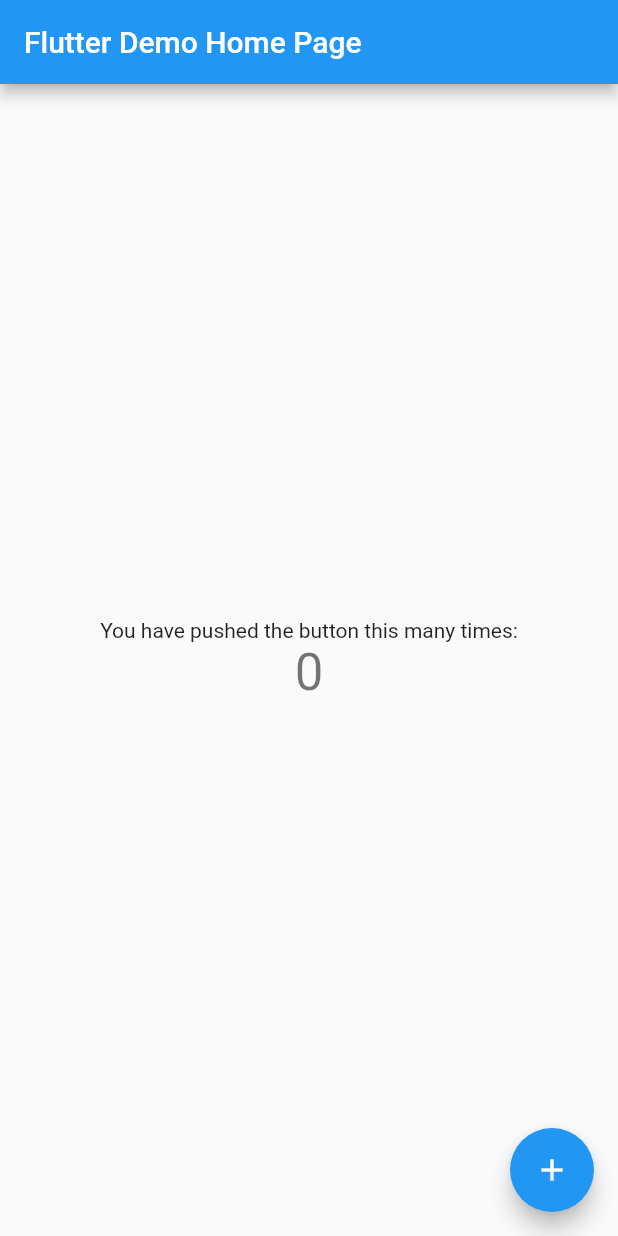
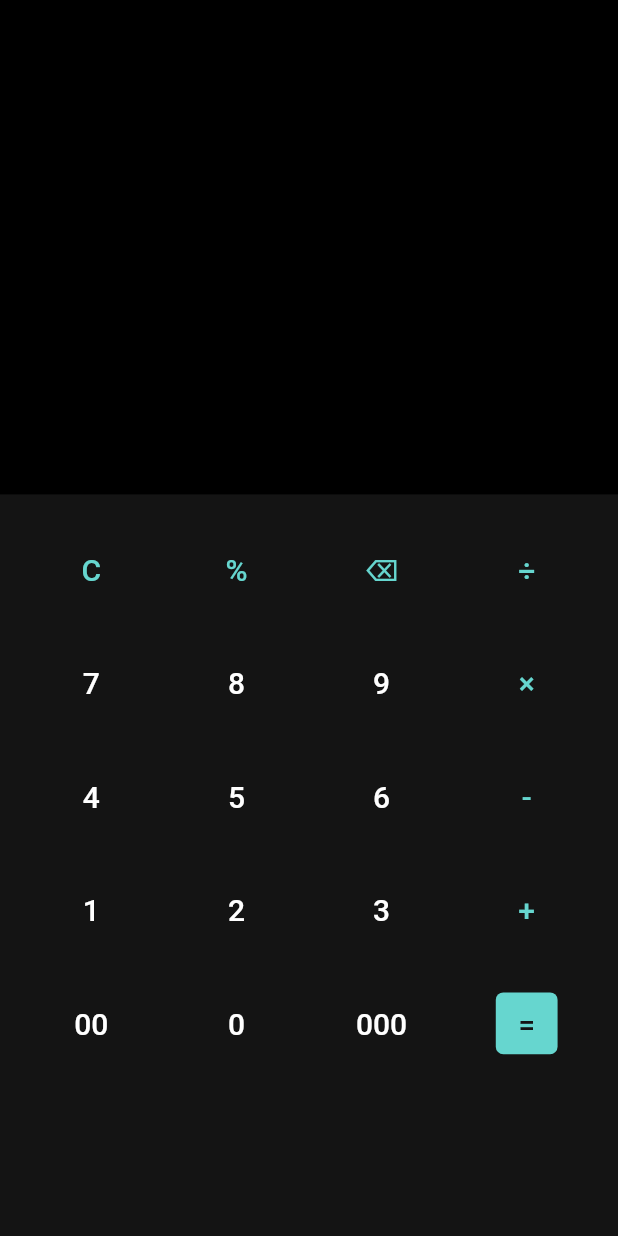
Before and after one commit to varsvat/Nawgati-CalC-Hive-Provider, a Flutter app: the screen it shows after launch, on a phone screen of 412 x 824 dp. Run offline on Flutter 3.47's test engine with Material 2 defaults, Android fonts, the light colour scheme and no system bars.

Commit message:
UI First Draft

```diff
--- /dev/null
+++ b/lib/UI/calchomepage.dart
@@ -0,0 +1,47 @@
+import 'package:flutter/material.dart';
+import 'package:nawgati_calc/utils/consts.dart';
+
+import '../utils/buttonUtils.dart';
+
+class HomePage extends StatefulWidget {
+  const HomePage({Key? key}) : super(key: key);
+
+  @override
+  State<HomePage> createState() => _HomePageState();
+}
+
+class _HomePageState extends State<HomePage> {
+  @override
+  Widget build(BuildContext context) {
+
+    final height = MediaQuery.of(context).size.height;
+    final width = MediaQuery.of(context).size.width;
+
+    return Scaffold(
+        backgroundColor: Colors.black,
+        body: Column(
+          children: [
+            Container(
+              width: double.infinity,
+              height: height * .4,
+              color: Colors.black,
+            ),
+            Expanded(
+            child: Container(
+              width: double.infinity,
+              color: greyish,
+              child: GridView.count(
+                physics: const NeverScrollableScrollPhysics(),
+                padding: EdgeInsets.all(15.0),
+                crossAxisSpacing: 5.0,
+                childAspectRatio: 1.3,
+                mainAxisSpacing: 5.0,
+                crossAxisCount: 4,
+                children: buttons,
+              ),
+            ),
+          ),
+          ],
+        ));
+  }
+}
--- a/lib/main.dart
+++ b/lib/main.dart
@@ -1,4 +1,6 @@
 import 'package:flutter/material.dart';
+
+import 'UI/calchomepage.dart';
 
 void main() {
   runApp(const MyApp());
@@ -11,105 +13,12 @@
   @override
   Widget build(BuildContext context) {
     return MaterialApp(
-      title: 'Flutter Demo',
+      debugShowCheckedModeBanner: false,
+      title: 'Nawgati CalC',
       theme: ThemeData(
-        // This is the theme of your application.
-        //
-        // Try running your application with "flutter run". You'll see the
-        // application has a blue toolbar. Then, without quitting the app, try
-        // changing the primarySwatch below to Colors.green and then invoke
-        // "hot reload" (press "r" in the console where you ran "flutter run",
-        // or simply save your changes to "hot reload" in a Flutter IDE).
-        // Notice that the counter didn't reset back to zero; the application
-        // is not restarted.
         primarySwatch: Colors.blue,
       ),
-      home: const MyHomePage(title: 'Flutter Demo Home Page'),
+      home: const HomePage(),
     );
   }
 }
-
-class MyHomePage extends StatefulWidget {
-  const MyHomePage({Key? key, required this.title}) : super(key: key);
-
-  // This widget is the home page of your application. It is stateful, meaning
-  // that it has a State object (defined below) that contains fields that affect
-  // how it looks.
-
-  // This class is the configuration for the state. It holds the values (in this
-  // case the title) provided by the parent (in this case the App widget) and
-  // used by the build method of the State. Fields in a Widget subclass are
-  // always marked "final".
-
-  final String title;
-
-  @override
-  State<MyHomePage> createState() => _MyHomePageState();
-}
-
-class _MyHomePageState extends State<MyHomePage> {
-  int _counter = 0;
-
-  void _incrementCounter() {
-    setState(() {
-      // This call to setState tells the Flutter framework that something has
-      // changed in this State, which causes it to rerun the build method below
-      // so that the display can reflect the updated values. If we changed
-      // _counter without calling setState(), then the build method would not be
-      // called again, and so nothing would appear to happen.
-      _counter++;
-    });
-  }
-
-  @override
-  Widget build(BuildContext context) {
-    // This method is rerun every time setState is called, for instance as done
-    // by the _incrementCounter method above.
-    //
-    // The Flutter framework has been optimized to make rerunning build methods
-    // fast, so that you can just rebuild anything that needs updating rather
-    // than having to individually change instances of widgets.
-    return Scaffold(
-      appBar: AppBar(
-        // Here we take the value from the MyHomePage object that was created by
-        // the App.build method, and use it to set our appbar title.
-        title: Text(widget.title),
-      ),
-      body: Center(
-        // Center is a layout widget. It takes a single child and positions it
-        // in the middle of the parent.
-        child: Column(
-          // Column is also a layout widget. It takes a list of children and
-          // arranges them vertically. By default, it sizes itself to fit its
-          // children horizontally, and tries to be as tall as its parent.
-          //
-          // Invoke "debug painting" (press "p" in the console, choose the
-          // "Toggle Debug Paint" action from the Flutter Inspector in Android
-          // Studio, or the "Toggle Debug Paint" command in Visual Studio Code)
-          // to see the wireframe for each widget.
-          //
-          // Column has various properties to control how it sizes itself and
-          // how it positions its children. Here we use mainAxisAlignment to
-          // center the children vertically; the main axis here is the vertical
-          // axis because Columns are vertical (the cross axis would be
-          // horizontal).
-          mainAxisAlignment: MainAxisAlignment.center,
-          children: <Widget>[
-            const Text(
-              'You have pushed the button this many times:',
-            ),
-            Text(
-              '$_counter',
-              style: Theme.of(context).textTheme.headline4,
-            ),
-          ],
-        ),
-      ),
-      floatingActionButton: FloatingActionButton(
-        onPressed: _incrementCounter,
-        tooltip: 'Increment',
-        child: const Icon(Icons.add),
-      ), // This trailing comma makes auto-formatting nicer for build methods.
-    );
-  }
-}
--- /dev/null
+++ b/lib/utils/buttonUtils.dart
@@ -0,0 +1,84 @@
+import 'package:flutter/material.dart';
+import 'package:nawgati_calc/utils/consts.dart';
+
+class CalculatorButton extends StatelessWidget {
+  final String label;
+  final bool isColored, isEqualSign, canBeFirst;
+  const CalculatorButton(
+    this.label, {
+    this.isColored = false,
+    this.isEqualSign = false,
+    this.canBeFirst = true,
+    Key? key,
+  }) : super(key: key);
+
+  @override
+  Widget build(BuildContext context) {
+    // final calculatorProvider =
+    //     Provider.of<CalculatorProvider>(context, listen: false);
+    final TextStyle? textStyle = Theme.of(context).textTheme.headline6;
+    final mediaQuery = MediaQuery.of(context).size;
+    return Material(
+      color: greyish,
+      child: Padding(
+        padding: const EdgeInsets.all(8.0),
+        child: InkWell(
+          borderRadius: BorderRadius.circular(40.0),
+          onTap: () {
+            // calculatorProvider.addToEquation(
+            //   label,
+            //   canBeFirst,
+            //   context,
+            // );
+            print('pressed');
+          },
+          child: Center(
+            child: isEqualSign
+                ? Container(
+                    height: mediaQuery.width * 0.1,
+                    width: mediaQuery.width * 0.1,
+                    decoration: BoxDecoration(
+                      borderRadius: BorderRadius.circular(5.0),
+                      color: blueSplash,
+                    ),
+                    child: Center(
+                      child: Text(
+                        label,
+                        style: textStyle?.copyWith(color: greyish),
+                      ),
+                    ),
+                  )
+                : Text(
+                    label,
+                    style: textStyle?.copyWith(
+                        color: isColored ? blueSplash : Colors.white),
+                  ),
+          ),
+        ),
+      ),
+    );
+  }
+}
+
+List<CalculatorButton> buttons = <CalculatorButton>[
+  CalculatorButton('C', isColored: true, canBeFirst: false),
+  CalculatorButton(' % ', isColored: true, canBeFirst: false),
+  CalculatorButton('⌫', isColored: true, canBeFirst: false),
+  CalculatorButton(' ÷ ', isColored: true, canBeFirst: false),
+  CalculatorButton('7'),
+  CalculatorButton('8'),
+  CalculatorButton('9'),
+  CalculatorButton(' × ', isColored: true, canBeFirst: false),
+  CalculatorButton('4'),
+  CalculatorButton('5'),
+  CalculatorButton('6'),
+  CalculatorButton(' - ', isColored: true, canBeFirst: false),
+  CalculatorButton('1'),
+  CalculatorButton('2'),
+  CalculatorButton('3'),
+  CalculatorButton(' + ', isColored: true, canBeFirst: false),
+  CalculatorButton('00'),
+  CalculatorButton('0'),
+  CalculatorButton('000'),
+  CalculatorButton('=', isEqualSign: true, canBeFirst: false),
+];
--- /dev/null
+++ b/lib/utils/consts.dart
@@ -0,0 +1,4 @@
+import 'package:flutter/material.dart';
+
+const greyish = Color.fromARGB(255, 20, 20, 20);
+const blueSplash = Color(0xff66D6CF);
```
